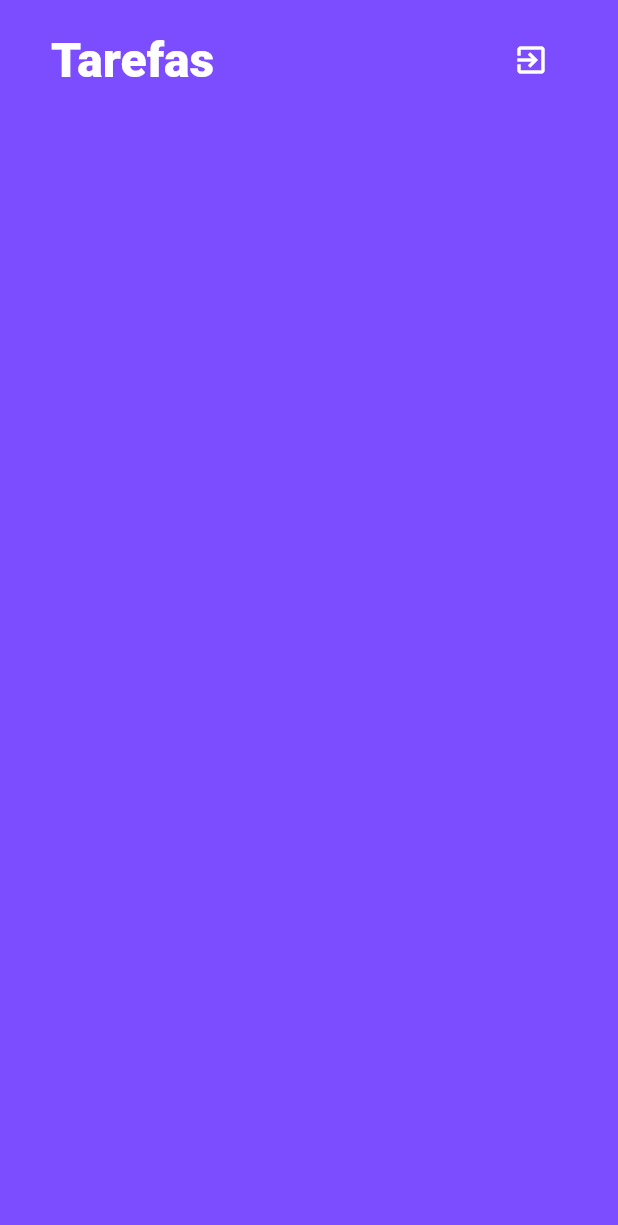
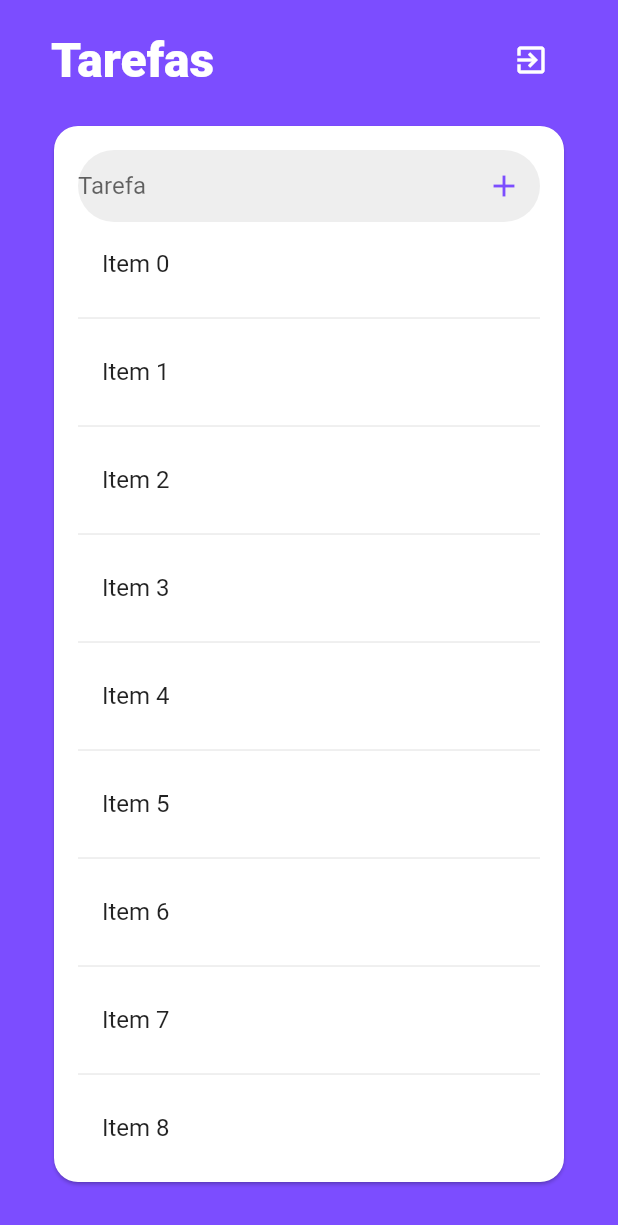
Before and after one commit to montonurb/flutter_apps_new, a Flutter app: the ListScreen screen opened directly, on a phone screen of 412 x 824 dp. Shown: the top 1225 px of the screen. Run offline on Flutter 3.47's test engine with Material 2 defaults, Android fonts, the light colour scheme and no system bars; our stand-ins replace flutter_mobx, mobx; generated files the repository leaves out were written again.

Commit message:
adicionando mobx para a lista

```diff
--- a/myapp_mobx/lib/screens/list_screen.dart
+++ b/myapp_mobx/lib/screens/list_screen.dart
@@ -1,16 +1,20 @@
-// ignore_for_file: prefer_const_constructors
+// ignore_for_file: prefer_const_constructors, must_be_immutable, prefer_const_constructors_in_immutables
 
 import 'package:flutter/material.dart';
 import 'package:myapp_mobx/screens/login_screen.dart';
+import 'package:myapp_mobx/stores/list_store.dart';
+import 'package:myapp_mobx/widgets/custom_icon_button.dart';
+import 'package:myapp_mobx/widgets/custom_text_field.dart';
 
 class ListScreen extends StatefulWidget {
-  const ListScreen({Key key}) : super(key: key);
+  ListScreen({Key key}) : super(key: key);
 
   @override
   _ListScreenState createState() => _ListScreenState();
 }
 
 class _ListScreenState extends State<ListScreen> {
+  ListStore listStore = ListStore();
   @override
   Widget build(BuildContext context) {
     return SafeArea(
@@ -49,6 +53,42 @@ class _ListScreenState extends State<ListScreen> {
                   ],
                 ),
               ),
+              Expanded(
+                child: Card(
+                  shape: RoundedRectangleBorder(
+                      borderRadius: BorderRadius.circular(16)),
+                  child: Padding(
+                    padding: EdgeInsets.all(16),
+                    child: Column(
+                      children: [
+                        CustomTextField(
+                          obscure: false,
+                          hint: "Tarefa",
+                          onChanged: listStore.setNewTodoTitle,
+                          suffix: CustomIconButton(
+                            radius: 32,
+                            iconData: Icons.add,
+                            onTap: () {},
+                          ),
+                        ),
+                        Expanded(
+                          child: ListView.separated(
+                            itemCount: 10,
+                            itemBuilder: (context, index) {
+                              return ListTile(
+                                title: Text("Item $index"),
+                              );
+                            },
+                            separatorBuilder: (context, index) {
+                              return Divider();
+                            },
+                          ),
+                        )
+                      ],
+                    ),
+                  ),
+                ),
+              ),
             ],
           ),
         ),
--- a/myapp_mobx/lib/screens/login_screen.dart
+++ b/myapp_mobx/lib/screens/login_screen.dart
@@ -72,8 +72,8 @@ class _LoginScreenState extends State<LoginScreen> {
                     }),
                     Observer(builder: (_) {
                       return CustomTextField(
+                        controller: passController,
                         obscure: !loginStore.showPassword,
-                        controller: passController,
                         hint: "Senha",
                         prefix: Icon(
                           Icons.lock,
--- /dev/null
+++ b/myapp_mobx/lib/stores/list_store.dart
@@ -0,0 +1,13 @@
+import 'package:mobx/mobx.dart';
+
+part 'list_store.g.dart';
+
+class ListStore = _ListStore with _$ListStore;
+
+abstract class _ListStore with Store {
+  @observable
+  String newTodoTitle = "";
+
+  @action
+  void setNewTodoTitle(String value) => newTodoTitle = value;
+}
```
Also changed, not shown: myapp_mobx/lib/stores/list_store.g.dart (added), 10 other files.
